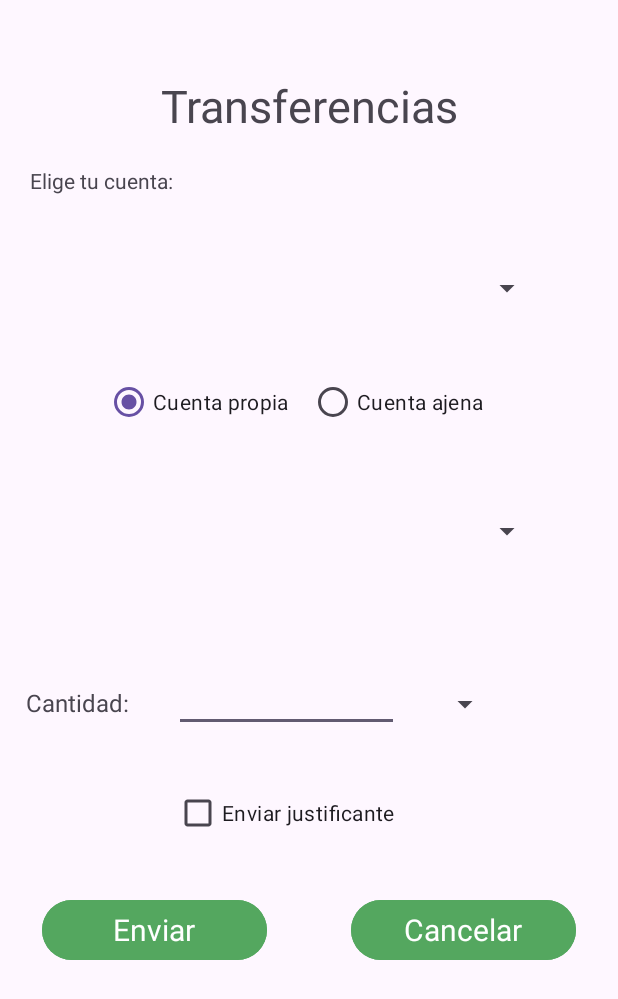
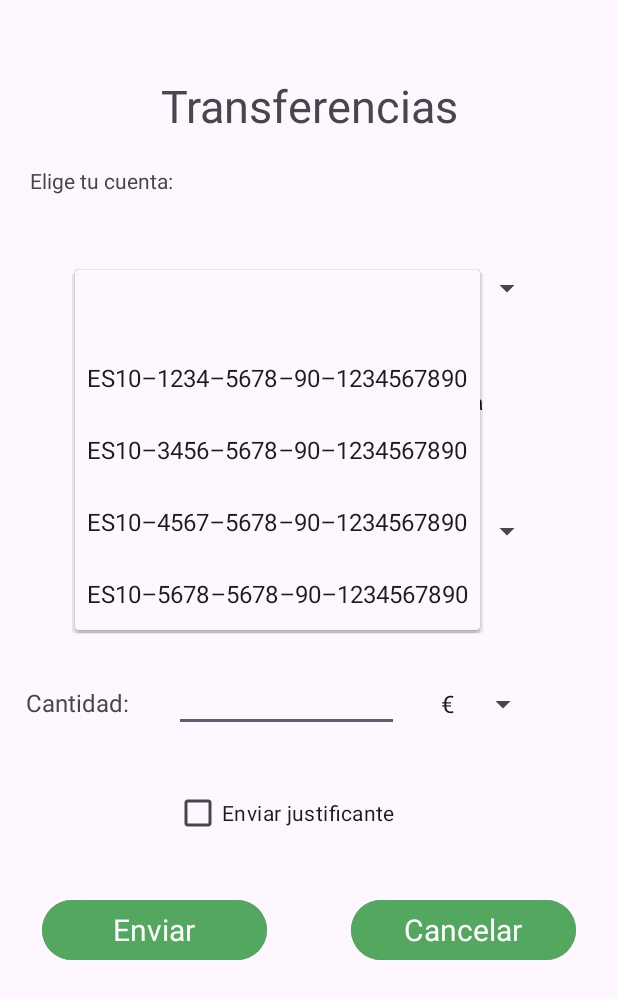
Before and after one commit to AlejandroBlascoChafer/Banco-Alejandro-Blasco, an Android app: the TransfersActivity screen opened directly, with no data from a screen before it, after a tap on an icon or button, on a phone screen of 412 x 824 dp. Shown: the top 999 px of the screen. Run offline under Robolectric (Android 15) with nearby library versions, the phone set to English and light mode, and no system bars.

Commit message:
Tema5Actividad2 - Terminado

```diff
--- a/app/src/main/java/com/example/t3a3_blasco_alejandro/TransfersActivity.kt
+++ b/app/src/main/java/com/example/t3a3_blasco_alejandro/TransfersActivity.kt
@@ -1,20 +1,114 @@
 package com.example.t3a3_blasco_alejandro
 
 import android.os.Bundle
+import android.view.View
+import android.widget.ArrayAdapter
+import android.widget.Toast
 import androidx.activity.enableEdgeToEdge
 import androidx.appcompat.app.AppCompatActivity
 import androidx.core.view.ViewCompat
 import androidx.core.view.WindowInsetsCompat
+import com.example.t3a3_blasco_alejandro.databinding.ActivityTransfersBinding
 
 class TransfersActivity : AppCompatActivity() {
+
+    private lateinit var binding: ActivityTransfersBinding
+
     override fun onCreate(savedInstanceState: Bundle?) {
         super.onCreate(savedInstanceState)
+        binding = ActivityTransfersBinding.inflate(layoutInflater)
+        setContentView(binding.root)
         enableEdgeToEdge()
-        setContentView(R.layout.activity_transfers)
         ViewCompat.setOnApplyWindowInsetsListener(findViewById(R.id.main)) { v, insets ->
             val systemBars = insets.getInsets(WindowInsetsCompat.Type.systemBars())
             v.setPadding(systemBars.left, systemBars.top, systemBars.right, systemBars.bottom)
             insets
         }
+
+
+
+
+        //Spinner cuenta origen
+        val cuentasOrigen = binding.root.context.resources.getStringArray(R.array.cuentas)
+
+        val adapter = ArrayAdapter(this, android.R.layout.simple_spinner_item, cuentasOrigen)
+
+        adapter.setDropDownViewResource(android.R.layout.simple_spinner_dropdown_item)
+
+        binding.spCuentaOrigen.adapter = adapter
+        binding.spCuentaPropia.adapter = adapter
+
+
+        //Radio button cuenta propia/cuenta ajena
+        binding.rbCuentaPropia.setOnCheckedChangeListener { _, isChecked ->
+            if (isChecked){
+                binding.spCuentaPropia.visibility = View.VISIBLE
+                binding.etCuentaAjena.visibility = View.INVISIBLE
+                binding.rbCuentaAjena.isChecked = false
+            }
+        }
+        binding.rbCuentaAjena.setOnCheckedChangeListener { _, isChecked ->
+            if (isChecked){
+                binding.etCuentaAjena.visibility = View.VISIBLE
+                binding.spCuentaPropia.visibility = View.INVISIBLE
+                binding.rbCuentaPropia.isChecked = false
+            }
+        }
+
+
+        //Spinner divisas
+        val divisas = binding.root.context.resources.getStringArray(R.array.divisas)
+
+        val adapterDivisas = ArrayAdapter(this, android.R.layout.simple_spinner_item, divisas)
+
+        adapterDivisas.setDropDownViewResource(android.R.layout.simple_spinner_dropdown_item)
+
+        binding.spTipoMoneda.adapter = adapterDivisas
+
+
+
+        //Boton cancelar
+        binding.btnCancelar.setOnClickListener{
+            binding.cbJustificante.isChecked = false
+            binding.spCuentaPropia.setSelection(0)
+            binding.spCuentaOrigen.setSelection(0)
+            binding.etCantidad.setText("")
+            binding.etCuentaAjena.setText("")
+        }
+
+        //Boton aceptar
+        binding.btnEnviar.setOnClickListener{
+            val cuentaOrigen = binding.spCuentaOrigen.selectedItem as String
+            var cuentaDestino = ""
+            var destino= ""
+
+            if (binding.rbCuentaPropia.isChecked){
+                destino = binding.rbCuentaPropia.text.toString()
+                cuentaDestino = binding.spCuentaPropia.selectedItem as String
+            } else if (binding.rbCuentaAjena.isChecked){
+                destino = binding.rbCuentaAjena.text.toString()
+                cuentaDestino = binding.etCuentaAjena.text.toString()
+            }
+            val importe = binding.etCantidad.text
+
+            val divisa = binding.spTipoMoneda.selectedItem as String
+
+            val justificante:String
+            if (binding.cbJustificante.isChecked) {
+                justificante = "Enviar justificante"
+            } else {
+                justificante = "No enviar justificante"
+            }
+
+            Toast.makeText(this@TransfersActivity, "Cuenta origen:\n $cuentaOrigen\n" +
+                    "A $destino:\n $cuentaDestino\n" +
+                    "Importe:\n $importe$divisa\n" +
+                    justificante, Toast.LENGTH_SHORT).show()
+        }
+
+
+
+
+
     }
 }
--- a/app/src/main/res/layout/activity_transfers.xml
+++ b/app/src/main/res/layout/activity_transfers.xml
@@ -134,7 +134,7 @@
         app:layout_constraintTop_toBottomOf="@id/etCuentaAjena" />
 
     <CheckBox
-        android:id="@+id/justificante"
+        android:id="@+id/cbJustificante"
         android:layout_width="0dp"
         android:layout_height="wrap_content"
         android:text="@string/enviar_justificante"
@@ -150,19 +150,19 @@
         android:layout_marginTop="30dp"
         app:layout_constraintEnd_toEndOf="@id/guidelineVertical"
         app:layout_constraintStart_toStartOf="parent"
-        app:layout_constraintTop_toBottomOf="@id/justificante"
+        app:layout_constraintTop_toBottomOf="@id/cbJustificante"
         android:text="@string/enviar"
         android:textSize="20sp"
         style="@style/Theme.EstiloPrincipal.Botones"/>
 
     <com.google.android.material.button.MaterialButton
-        android:id="@+id/btncancelar"
+        android:id="@+id/btnCancelar"
         android:layout_width="150dp"
         android:layout_height="wrap_content"
         android:layout_marginTop="30dp"
         app:layout_constraintEnd_toEndOf="parent"
         app:layout_constraintStart_toStartOf="@id/guidelineVertical"
-        app:layout_constraintTop_toBottomOf="@id/justificante"
+        app:layout_constraintTop_toBottomOf="@id/cbJustificante"
         android:text="@string/cancelar"
         android:textSize="20sp"
         style="@style/Theme.EstiloPrincipal.Botones"/>
--- a/app/src/main/res/values/strings.xml
+++ b/app/src/main/res/values/strings.xml
@@ -25,4 +25,18 @@
     <string name="cantidad">Cantidad:</string>
     <string name="enviar_justificante">Enviar justificante</string>
     <string name="enviar">Enviar</string>
+
+    <string-array name="cuentas">
+        <item> </item>
+        <item>ES10–1234–5678–90–1234567890</item>
+        <item>ES10–3456–5678–90–1234567890</item>
+        <item>ES10–4567–5678–90–1234567890</item>
+        <item>ES10–5678–5678–90–1234567890</item>
+    </string-array>
+
+    <string-array name="divisas">
+        <item>€</item>
+        <item>$</item>
+        <item>£</item>
+    </string-array>
 </resources>
```
